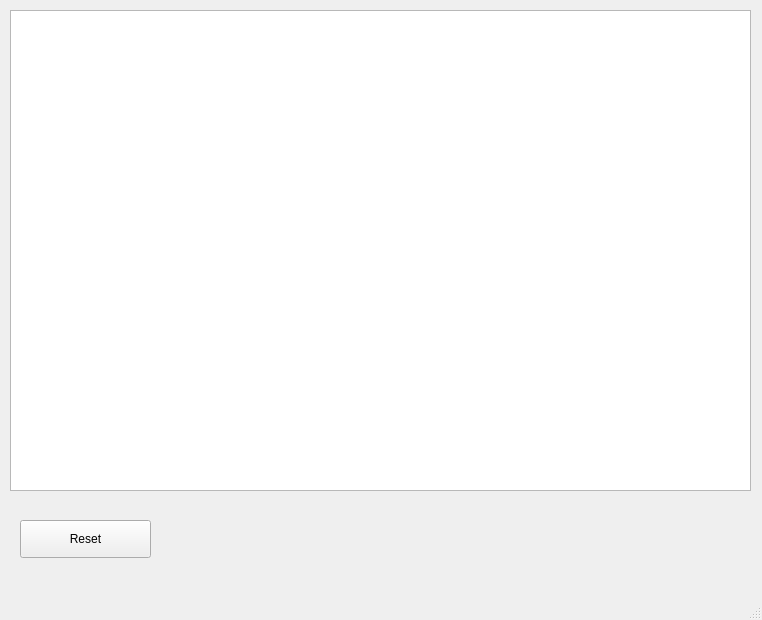
The window that mainwindow.ui (ArkadiiKozlov/EmsTestFrauscher) describes before a commit, drawn with Qt 5.
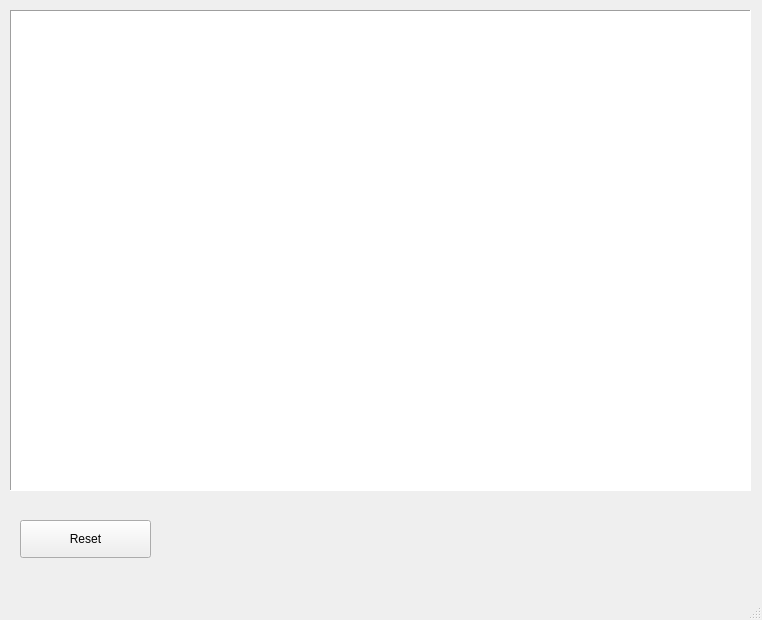
The same window after the commit.

Diff of the .ui file:
```diff
--- a/mainwindow.ui
+++ b/mainwindow.ui
@@ -35,6 +35,39 @@
       <height>481</height>
      </rect>
     </property>
+    <property name="frameShape">
+     <enum>QFrame::Panel</enum>
+    </property>
+    <property name="frameShadow">
+     <enum>QFrame::Sunken</enum>
+    </property>
+    <property name="lineWidth">
+     <number>1</number>
+    </property>
+    <property name="verticalScrollBarPolicy">
+     <enum>Qt::ScrollBarAsNeeded</enum>
+    </property>
+    <property name="horizontalScrollBarPolicy">
+     <enum>Qt::ScrollBarAlwaysOff</enum>
+    </property>
+    <property name="backgroundBrush">
+     <brush brushstyle="NoBrush">
+      <color alpha="255">
+       <red>0</red>
+       <green>0</green>
+       <blue>0</blue>
+      </color>
+     </brush>
+    </property>
+    <property name="foregroundBrush">
+     <brush brushstyle="NoBrush">
+      <color alpha="255">
+       <red>0</red>
+       <green>0</green>
+       <blue>0</blue>
+      </color>
+     </brush>
+    </property>
    </widget>
    <widget class="QPushButton" name="pushButton">
     <property name="geometry">
```
